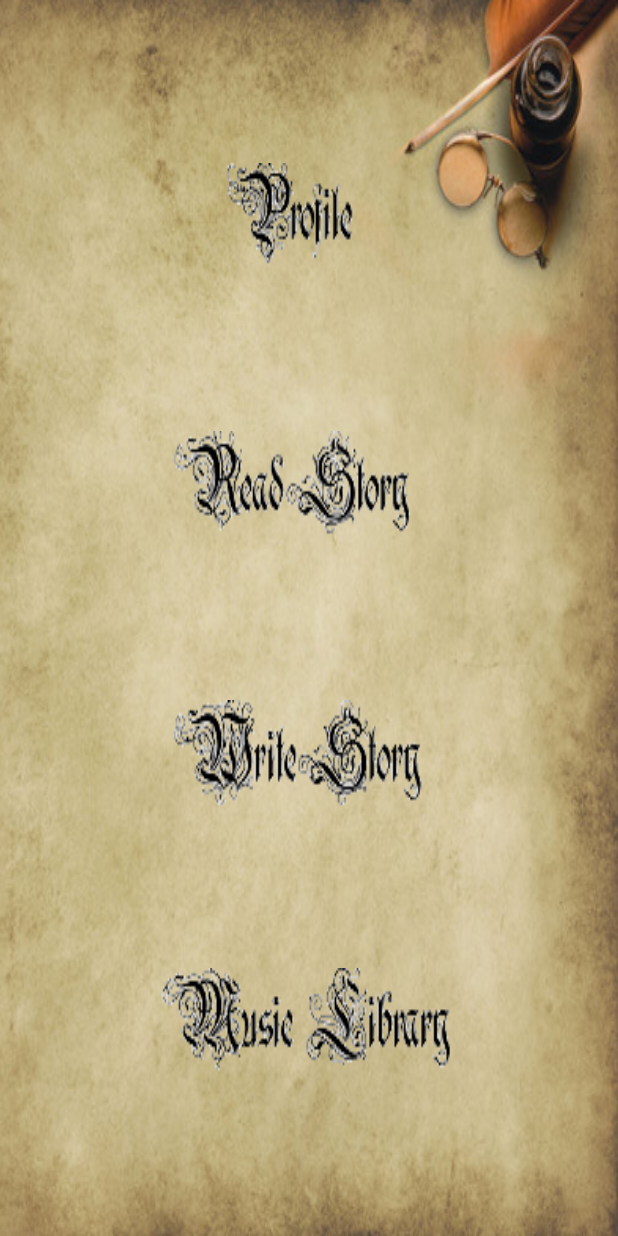
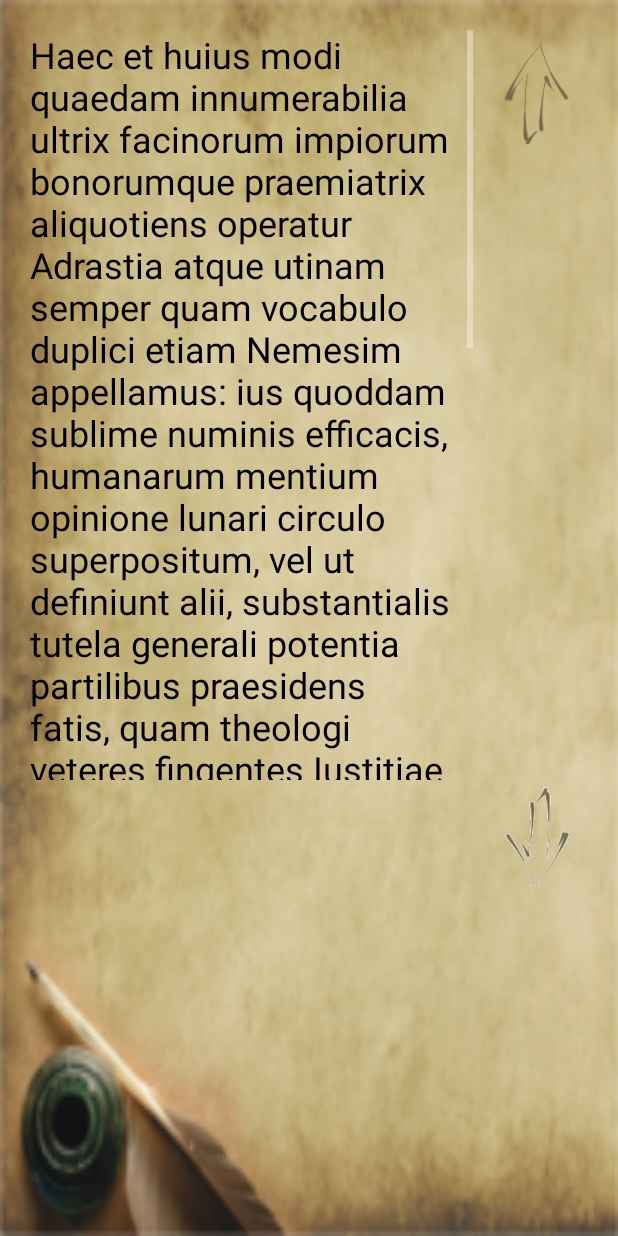
Before and after one commit to Xelder/projetFlo, an Android app: the screen it shows after launch (MenuActivity before the commit, Liseuse after it), after a tap on an icon or button, on a phone screen of 412 x 824 dp. Run offline under Robolectric (Android 15) with nearby library versions, the phone set to English and light mode, and no system bars; libraries missing offline, so code that uses them is left out: com.tom_roush.pdfbox; 4 statements that could not run were skipped.

Commit message:
Ajout de la liseuse sans larret en fin de page

```diff
--- a/app/src/main/AndroidManifest.xml
+++ b/app/src/main/AndroidManifest.xml
@@ -12,18 +12,23 @@
         android:roundIcon="@mipmap/ic_launcher_round"
         android:supportsRtl="true"
         android:theme="@style/Theme.AppCompat.NoActionBar">
-        <activity android:name=".EditeurActivity">
-
-        </activity>
+        <activity android:name=".EditeurActivity"></activity>
         <activity android:name=".ExplorateurFichiersActivity" />
         <activity
             android:name=".MenuActivity"
             android:label="@string/title_activity_menu"
-            android:theme="@style/Theme.AppCompat.NoActionBar"><intent-filter>
-            <action android:name="android.intent.action.MAIN" />
+            android:theme="@style/Theme.AppCompat.NoActionBar">
+            <intent-filter>
+                <action android:name="android.intent.action.MAIN" />
 
-            <category android:name="android.intent.category.LAUNCHER" />
-        </intent-filter></activity>
+                <category android:name="android.intent.category.LAUNCHER" />
+            </intent-filter>
+        </activity>
+        <activity
+            android:name=".Liseuse"
+            android:configChanges="orientation|keyboardHidden|screenSize"
+            android:label="@string/title_activity_liseuse"
+            android:theme="@style/FullscreenTheme"></activity>
     </application>
 
 </manifest>
--- a/app/src/main/java/kurzen/editeurdetexte/FileManager.java
+++ b/app/src/main/java/kurzen/editeurdetexte/FileManager.java
@@ -3,6 +3,7 @@ package kurzen.editeurdetexte;
 import android.content.Context;
 import android.content.Intent;
 import android.widget.EditText;
+import android.widget.TextView;
 import android.widget.Toast;
 
 import com.tom_roush.pdfbox.pdmodel.PDDocument;
@@ -23,7 +24,7 @@ public class FileManager {
     private static File root = android.os.Environment.getExternalStorageDirectory();
     private static String cheminPdf = "";
 
-    public static void chargementFichierLocal(Context mContexte, Page pageActuelle, EditText saisieText, List<Page> texteComplet)
+    public static void chargementFichierLocal(Context mContexte, Page pageActuelle, TextView saisieText, List<Page> texteComplet)
     {
         FileInputStream in = null;
         texteComplet.clear();
--- /dev/null
+++ b/app/src/main/java/kurzen/editeurdetexte/Liseuse.java
@@ -0,0 +1,51 @@
+package kurzen.editeurdetexte;
+
+import android.annotation.SuppressLint;
+import android.content.Context;
+import android.content.Intent;
+import android.support.v7.app.ActionBar;
+import android.support.v7.app.AppCompatActivity;
+import android.os.Bundle;
+import android.os.Handler;
+import android.text.method.ScrollingMovementMethod;
+import android.view.MotionEvent;
+import android.view.View;
+import android.widget.TextView;
+
+import java.util.ArrayList;
+import java.util.List;
+
+public class Liseuse extends AppCompatActivity {
+    private TextView texte;
+    private Context mContext;
+    private Page pageActuelle = null;
+    private List<Page> texteComplet = new ArrayList<>();
+
+    @Override
+    protected void onCreate(Bundle savedInstanceState) {
+        super.onCreate(savedInstanceState);
+
+        setContentView(R.layout.activity_liseuse);
+        texte = findViewById(R.id.textView);
+        mContext = this;
+
+        FileManager.chargementFichierLocal(this , pageActuelle, texte, texteComplet);
+        texte.setMovementMethod(new ScrollingMovementMethod());
+    }
+
+    public static void lancerLiseuse(Context mContext)
+    {
+        Intent intent = new Intent(mContext, Liseuse.class);
+        mContext.startActivity(intent);
+    }
+
+    public void pageSuivante(View v)
+    {
+        Page.pageSuivante(mContext, texte, texteComplet);
+    }
+
+    public void pagePrecedente(View v)
+    {
+        Page.pagePrecedente(mContext, texte, texteComplet);
+    }
+}
--- a/app/src/main/java/kurzen/editeurdetexte/MenuActivity.java
+++ b/app/src/main/java/kurzen/editeurdetexte/MenuActivity.java
@@ -30,7 +30,7 @@ public class MenuActivity extends AppCompatActivity {
 
     public void readClic(View v)
     {
-        System.out.println("read");
+        Liseuse.lancerLiseuse(this);
     }
 
     public void musicClic(View v)
--- a/app/src/main/java/kurzen/editeurdetexte/Page.java
+++ b/app/src/main/java/kurzen/editeurdetexte/Page.java
@@ -2,6 +2,7 @@ package kurzen.editeurdetexte;
 
 import android.content.Context;
 import android.widget.EditText;
+import android.widget.TextView;
 
 import java.util.List;
 
@@ -24,7 +25,7 @@ public class Page {
     }
 
 
-    public static void pageSuivante(Context mContext, EditText saisieText, List<Page> texteComplet)
+    public static void pageSuivante(Context mContext, TextView saisieText, List<Page> texteComplet)
     {
         Page pageActuelle = EditeurActivity.getPageActuelle();
         pageActuelle.setText(saisieText.getText().toString());
@@ -46,7 +47,7 @@ public class Page {
     }
 
 
-    public static void pagePrecedente(Context mContext, EditText saisieText, List<Page> texteComplet)
+    public static void pagePrecedente(Context mContext, TextView saisieText, List<Page> texteComplet)
     {
         Page pageActuelle = EditeurActivity.getPageActuelle();
         pageActuelle.setText(saisieText.getText().toString());
@@ -102,7 +103,7 @@ public class Page {
                 '}' + '\n';
     }
 
-    public static void updatePageActuelle(Context mContext, EditText saisieText)
+    public static void updatePageActuelle(Context mContext, TextView saisieText)
     {
         saisieText.setText(EditeurActivity.getPageActuelle().getText());
         updatePageActuelle(mContext);
--- /dev/null
+++ b/app/src/main/res/layout/activity_liseuse.xml
@@ -0,0 +1,45 @@
+<?xml version="1.0" encoding="utf-8"?>
+<FrameLayout xmlns:android="http://schemas.android.com/apk/res/android"
+    xmlns:tools="http://schemas.android.com/tools"
+    android:layout_width="match_parent"
+    android:layout_height="match_parent"
+    android:background="@mipmap/fond_test"
+    tools:context=".Liseuse">
+
+    <TextView
+        android:id="@+id/textView"
+        android:layout_width="295dp"
+        android:layout_height="500dp"
+        android:layout_marginLeft="20dp"
+        android:layout_marginTop="20dp"
+        android:scrollbars="vertical"
+        android:text="Haec et huius modi quaedam innumerabilia ultrix facinorum impiorum bonorumque praemiatrix aliquotiens operatur Adrastia atque utinam semper quam vocabulo duplici etiam Nemesim appellamus: ius quoddam sublime numinis efficacis, humanarum mentium opinione lunari circulo superpositum, vel ut definiunt alii, substantialis tutela generali potentia partilibus praesidens fatis, quam theologi veteres fingentes Iustitiae filiam ex abdita quadam aeternitate tradunt omnia despectare terrena. Haec et huius modi quaedam innumerabilia ultrix facinorum impiorum bonorumque praemiatrix aliquotiens operatur Adrastia atque utinam semper quam vocabulo duplici etiam Nemesim appellamus: ius quoddam sublime numinis efficacis, humanarum mentium opinione lunari circulo superpositum, vel ut definiunt alii, substantialis tutela generali potentia partilibus praesidens fatis, quam theologi veteres fingentes Iustitiae filiam ex abdita quadam aeternitate tradunt omnia despectare terrena."
+        android:textColor="@android:color/black"
+        android:textSize="24sp" />
+
+    <ImageButton
+        android:id="@+id/pagePrecedente"
+        android:layout_width="80dp"
+        android:layout_height="120dp"
+        android:layout_marginLeft="320dp"
+        android:adjustViewBounds="true"
+        android:background="@null"
+        android:scaleType="centerInside"
+        android:onClick="pagePrecedente"
+        android:src="@mipmap/fleche_haut" />
+
+    <ImageButton
+        android:id="@+id/pageSuivante"
+        android:layout_width="80dp"
+        android:layout_height="120dp"
+        android:layout_marginLeft="320dp"
+        android:layout_marginTop="500dp"
+        android:adjustViewBounds="true"
+        android:background="@null"
+        android:onClick="pageSuivante"
+        android:contentDescription="bouton pourla page suivante"
+        android:scaleType="centerInside"
+        android:src="@mipmap/fleche_bas" />
+
+
+</FrameLayout>
--- a/app/src/main/res/values/strings.xml
+++ b/app/src/main/res/values/strings.xml
@@ -6,4 +6,6 @@
     <string name="dummy_button">Dummy Button</string>
     <string name="dummy_content">DUMMY\nCONTENT</string>
     <string name="title_activity_menu">MenuActivity</string>
+
+    <string name="title_activity_liseuse">Liseuse</string>
 </resources>
```
Also changed, not shown: app/src/main/res/mipmap-hdpi/fleche_bas.png.
